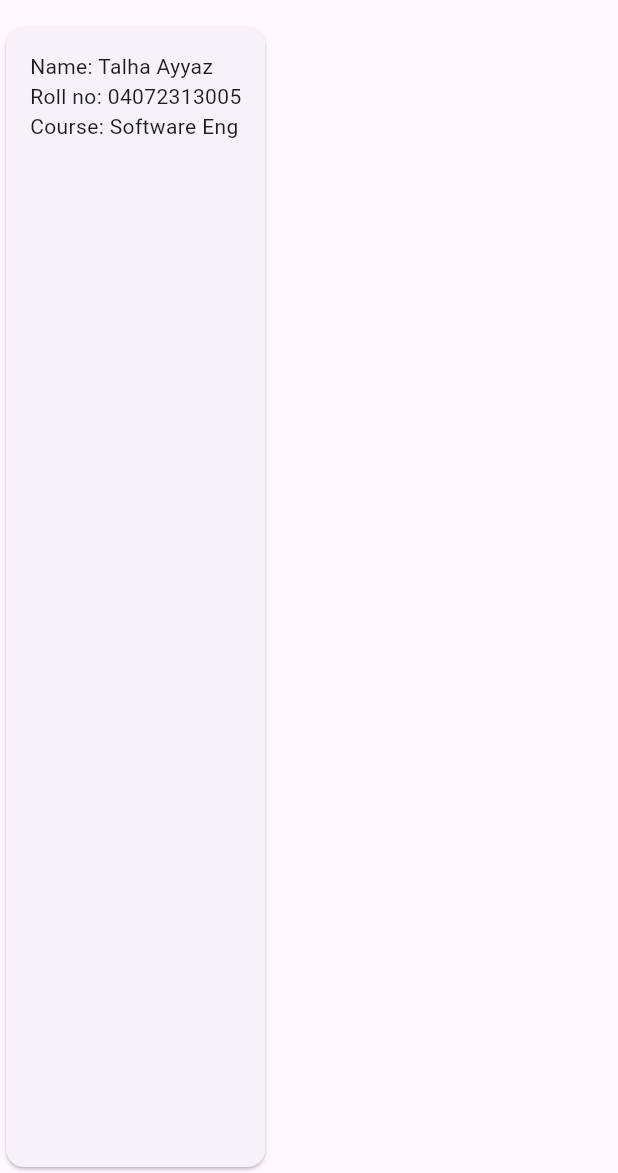
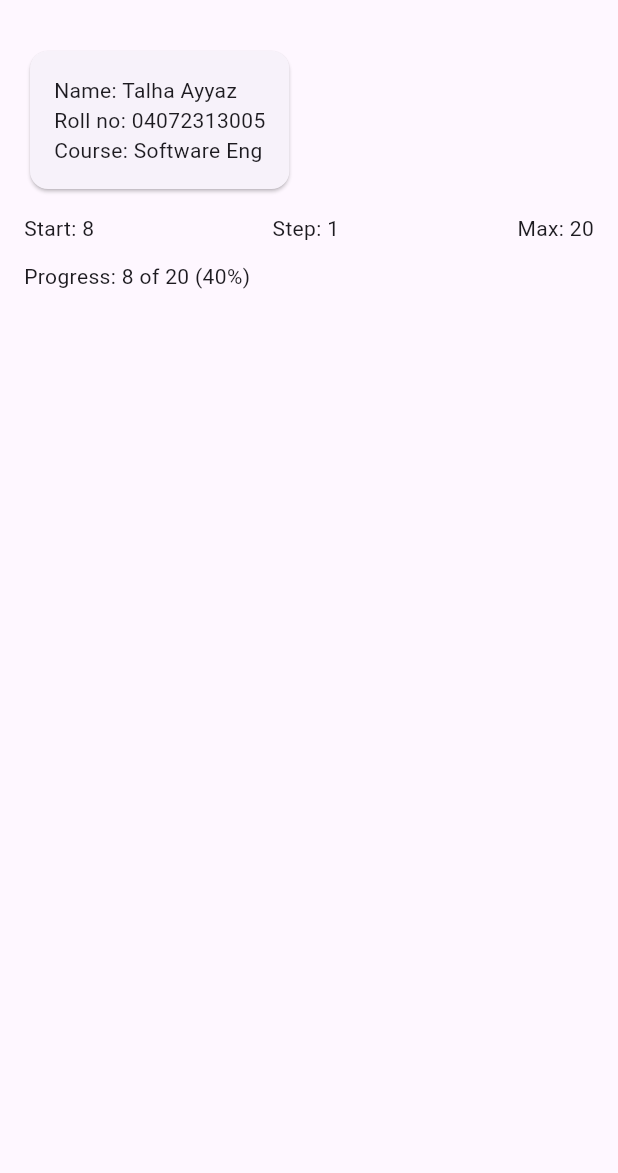
Before and after one commit to 6Talha-ayyaz/MAD, a Flutter app: the screen it shows after launch, on a phone screen of 412 x 824 dp, the part 63-1236 px from its top. Run offline on Flutter 3.47's test engine with Material 3 defaults, Android fonts, the light colour scheme and no system bars.

Commit message:
Flutter lab: step 3

```diff
--- a/flutter_lab/lib/main.dart
+++ b/flutter_lab/lib/main.dart
@@ -58,10 +58,32 @@ class HomePage extends StatelessWidget {
       appBar: AppBar(
         title: Text('Study Tracker: $course'),
       ),
-      body: StudentCard(
-        name: studentName,
-        roll: rollNo,
-        course: course,
+      body: SingleChildScrollView(
+        padding: const EdgeInsets.all(16),
+        child: Column(
+          crossAxisAlignment: CrossAxisAlignment.start,
+          children: [
+            StudentCard(
+              name: studentName,
+              roll: rollNo,
+              course: course,
+            ),
+            const SizedBox(height: 12),
+            Row(
+              mainAxisAlignment: MainAxisAlignment.spaceBetween,
+              children: [
+                Text('Start: $startCount', key: const Key('info-start')),
+                Text('Step: $stepSize', key: const Key('info-step')),
+                Text('Max: $maxCount', key: const Key('info-max')),
+              ],
+            ),
+            const SizedBox(height: 12),
+            GoalBanner(
+              count: startCount,
+              max: maxCount,
+            ),
+          ],
+        ),
       ),
     );
   }
@@ -97,13 +119,48 @@ class StudentCard extends StatelessWidget {
   }
 }
 
+class GoalBanner extends StatelessWidget {
+  final int count;
+  final int max;
+
+  const GoalBanner({
+    super.key,
+    required this.count,
+    required this.max,
+  });
+
+  @override
+  Widget build(BuildContext context) {
+    final percent = count * 100 ~/ max;
+    return Text(
+      'Progress: $count of $max ($percent%)',
+      key: const Key('progress'),
+    );
+  }
+}
+
 // ---------------------------------------------------------------------------
-// THINK QUESTION (Step 2):
-// Why are the fields of a StatelessWidget final? What would the compiler say if you removed final?
+// THINK QUESTIONS (Steps 2, 3, & 4):
+//
+// 1. Step 2 Think Question: Why are the fields of a StatelessWidget final? What would the compiler say if you removed final?
 // Answer: StatelessWidget instances are immutable (their properties cannot change after construction). Marking fields as 'final'
 // enforces this immutability, ensuring that widgets remain pure descriptions of configuration and allowing Flutter to optimize rendering.
-// If you removed 'final', the Dart compiler would throw a compile-time error: "The member 'name' can't be defined because it is not final..."
-// (or similar errors stating that mutable fields are not allowed in immutable widget classes).
+// If you removed 'final', the Dart compiler would throw a compile-time error stating that mutable fields are not allowed in an immutable widget class.
+//
+// 2. Step 3 Think Question: Draw the widget tree of your screen on paper, from LabApp down to the three Text widgets. How many levels deep is the Text('Max: ..')?
+// Answer (Tree & Depth):
+// Level 0: LabApp
+// Level 1:   MaterialApp
+// Level 2:     HomePage (Scaffold -> body)
+// Level 3:       SingleChildScrollView
+// Level 4:         Column
+// Level 5 (Child 3): Row
+// Level 6:             Text('Max: $maxCount')  <-- The Text('Max: ..') widget is 6 levels deep from LabApp.
+//
+// 3. Step 4 Think Question: Why does GoalBanner not need setState? What would you have to do to make it show a new count?
+// Answer: GoalBanner is a StatelessWidget, which represents an immutable configuration. It does not manage internal state
+// and simply renders whatever data (count and max) is passed down to it from its parent. To make it show a new count, its parent
+// widget (or an ancestor holding the state) must rebuild and pass a new updated value into GoalBanner's count parameter.
 // ---------------------------------------------------------------------------
 
 // ---- Provided for Step 7. It has a bug on purpose. Do not rename anything.
```
